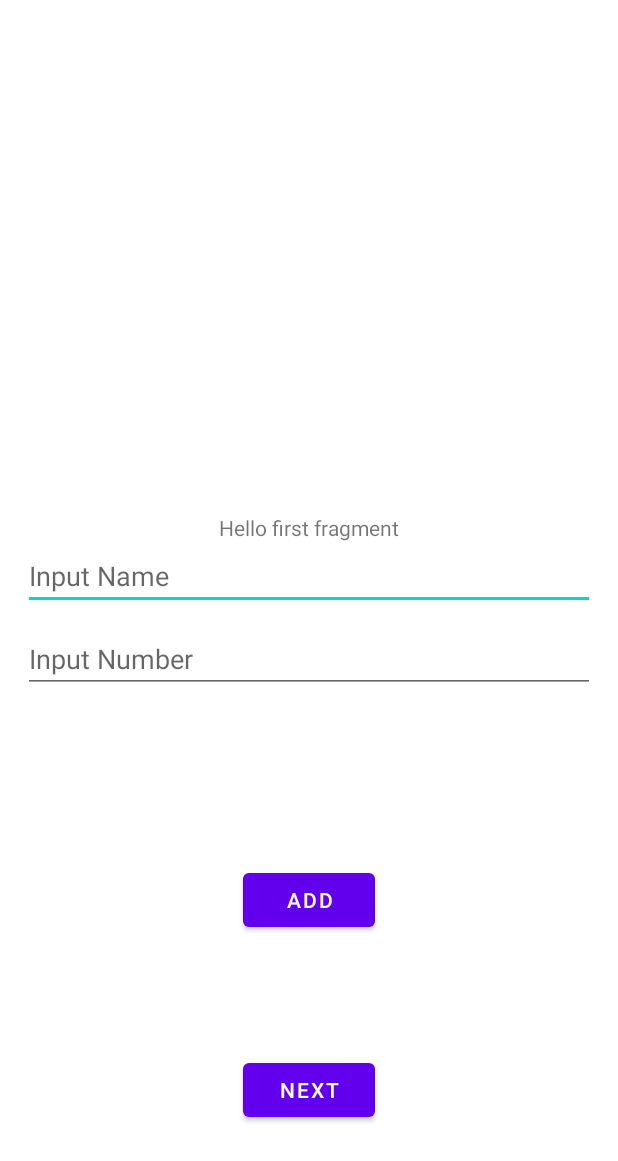
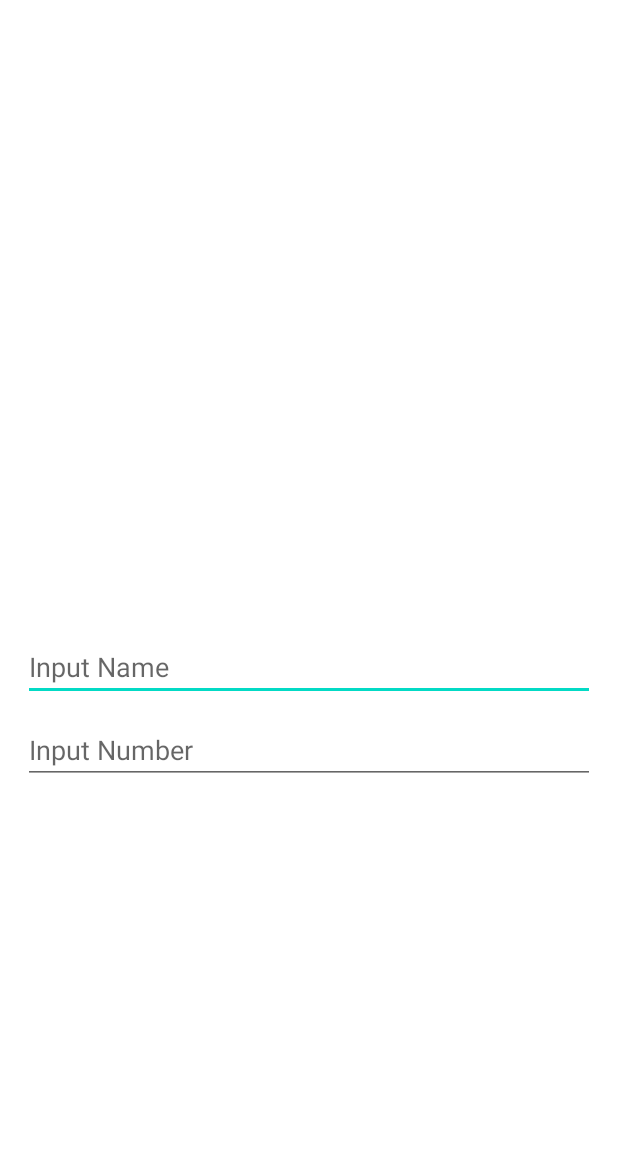
Before and after one commit to thechinh98/android_training, an Android app: the screen it shows after launch (MainActivity), on a phone screen of 412 x 824 dp. Shown: the top 1161 px of the screen. Run offline under Robolectric (Android 15) with nearby library versions, the phone set to English and light mode, and no system bars; our stand-ins replace data binding.

```diff
--- a/app/build.gradle
+++ b/app/build.gradle
@@ -6,6 +6,9 @@ plugins {
 android {
     compileSdk 31
 
+    buildFeatures {
+        dataBinding true
+    }
     defaultConfig {
         applicationId "com.example.myapplication"
         minSdk 21
--- a/app/src/main/java/com/example/myapplication/MainActivity.kt
+++ b/app/src/main/java/com/example/myapplication/MainActivity.kt
@@ -1,5 +1,7 @@
 package com.example.myapplication
 
+import android.os.Bundle
+import android.os.PersistableBundle
 import androidx.appcompat.app.AppCompatActivity
 import androidx.fragment.app.FragmentManager
 import androidx.fragment.app.FragmentTransaction
@@ -12,8 +14,10 @@ interface IFragmentCallBack {
     fun switchFragment(idFragment: Int, textName: String, textPhone: String)
 }
 class MainActivity : AppCompatActivity(R.layout.activity_main), IFragmentCallBack {
-    override fun onResume() {
-        super.onResume()
+
+
+    override fun onCreate(savedInstanceState: Bundle?) {
+        super.onCreate(savedInstanceState)
         val fm: FragmentManager = supportFragmentManager
         val ftAdd: FragmentTransaction = fm.beginTransaction()
         ftAdd.add(R.id.frameLayout, FirstFragment())
--- a/app/src/main/java/com/example/myapplication/fragment/fragment1/FirstFragment.kt
+++ b/app/src/main/java/com/example/myapplication/fragment/fragment1/FirstFragment.kt
@@ -1,29 +1,44 @@
 package com.example.myapplication.fragment.fragment1
 
-import android.content.ContentValues
+import android.content.Context
 import android.os.Bundle
+import android.util.Log
+import android.view.LayoutInflater
 import android.view.View
-import android.widget.Button
-import android.widget.EditText
-import android.widget.Toast
+import android.view.ViewGroup
 import androidx.core.os.bundleOf
+import androidx.databinding.DataBindingUtil
 import androidx.fragment.app.Fragment
 import androidx.fragment.app.activityViewModels
-import com.example.myapplication.IFragmentCallBack
-import com.example.myapplication.MainActivity
+import androidx.lifecycle.ViewModelProvider
+import androidx.lifecycle.ViewModelProviders
 import com.example.myapplication.MainViewModel
 import com.example.myapplication.R
-import com.example.myapplication.content_provider.DictionaryProvider
+import com.example.myapplication.databinding.FragmentFirstBinding
 import com.example.myapplication.util.Constants
 
-/**
- * A simple [Fragment] subclass as the default destination in the navigation.
- */
+
 class FirstFragment : Fragment(R.layout.fragment_first) {
     private val idFragment: Int = Constants.idFragmentFirst
-    lateinit var iFragmentCallBack: IFragmentCallBack
     var string: String = ""
     private val viewModel: MainViewModel by activityViewModels()
+
+    private lateinit var firstFragmentViewModel: FirstFragmentViewModel
+    private var binding: FragmentFirstBinding? = null
+
+    override fun onCreateView(
+        inflater: LayoutInflater,
+        container: ViewGroup?, savedInstanceState: Bundle?
+    ): View? {
+        binding = DataBindingUtil.inflate(
+            inflater, R.layout.fragment_first, container,
+            false
+        )
+        binding?.lifecycleOwner = this
+        firstFragmentViewModel = ViewModelProvider(this).get(FirstFragmentViewModel::class.java)
+        binding?.viewModel = firstFragmentViewModel
+        return binding?.root
+    }
 
     companion object {
         fun instance1(stringText: String): FirstFragment {
@@ -34,39 +49,20 @@ class FirstFragment : Fragment(R.layout.fragment_first) {
         }
     }
 
+    override fun onAttach(context: Context) {
+        super.onAttach(context)
+        firstFragmentViewModel =
+            ViewModelProvider(this).get(FirstFragmentViewModel::class.java)
+
+    }
+
+
     override fun onViewCreated(view: View, savedInstanceState: Bundle?) {
         super.onViewCreated(view, savedInstanceState)
-        if (context is MainActivity) {
-            iFragmentCallBack = context as MainActivity
+
+        firstFragmentViewModel.stringFirst.observe(viewLifecycleOwner) {
+            Log.d("LOG NE", it)
         }
-        arguments?.let {
-            val text = arguments?.getString("text")
-            string = text.toString()
-        }
-        val btnSwitch = view.findViewById<Button>(R.id.button_first)
-        val btnAdd= view.findViewById<Button>(R.id.buttonAdd)
-        val nameEditText = view.findViewById<EditText>(R.id.edtFirst)
-        val phoneEditText = view.findViewById<EditText>(R.id.edtPhone)
-        nameEditText?.setText(string)
-        btnSwitch?.setOnClickListener {
-            val textName = nameEditText?.text.toString()
-            val textPhone = phoneEditText?.text.toString()
-            viewModel.savePreviousValue(textName, textPhone)
-            iFragmentCallBack.switchFragment(idFragment, textName, textPhone)
-        }
-
-        btnAdd.setOnClickListener {
-            val textName = nameEditText?.text.toString()
-            val textPhone = phoneEditText?.text.toString()
-            onClickAdd(textName, textPhone)
-        }
-    }
-
-    private fun onClickAdd(name: String, phone: String){
-        val value = ContentValues()
-        value.put(DictionaryProvider.name, name)
-        value.put(DictionaryProvider.phone, phone)
-        context?.contentResolver?.insert(DictionaryProvider.CONTENT_URI, value)
-        Toast.makeText(context, "ADD $name - $phone", Toast.LENGTH_LONG).show()
+        Log.d("LOG NE", "HELLO")
     }
 }
--- /dev/null
+++ b/app/src/main/java/com/example/myapplication/fragment/fragment1/FirstFragmentViewModel.kt
@@ -0,0 +1,16 @@
+package com.example.myapplication.fragment.fragment1
+
+import androidx.lifecycle.MutableLiveData
+import androidx.lifecycle.ViewModel
+
+class FirstFragmentViewModel : ViewModel(){
+    private var _stringFirst = MutableLiveData<String>()
+    val stringFirst : MutableLiveData<String> get() = _stringFirst
+
+    private val _stringSecond = MutableLiveData<String>()
+    val stringSecond : MutableLiveData<String> get() = _stringSecond
+
+    override fun onCleared() {
+        super.onCleared()
+    }
+}
--- a/app/src/main/res/layout/fragment_first.xml
+++ b/app/src/main/res/layout/fragment_first.xml
@@ -1,4 +1,12 @@
 <?xml version="1.0" encoding="utf-8"?>
+<layout>
+
+    <data>
+        <variable
+            name="viewModel"
+            type="com.example.myapplication.fragment.fragment1.FirstFragmentViewModel" />
+    </data>
+
     <androidx.constraintlayout.widget.ConstraintLayout xmlns:android="http://schemas.android.com/apk/res/android"
         xmlns:app="http://schemas.android.com/apk/res-auto"
         xmlns:tools="http://schemas.android.com/tools"
@@ -10,10 +18,11 @@
             android:id="@+id/textview_first"
             android:layout_width="wrap_content"
             android:layout_height="wrap_content"
-        android:text="@string/hello_first_fragment"
-        app:layout_constraintBottom_toTopOf="@id/button_first"
+            android:text="@{viewModel.stringFirst}"
+            android:textColor="@color/black"
             app:layout_constraintEnd_toEndOf="parent"
             app:layout_constraintStart_toStartOf="parent"
+            app:layout_constraintBottom_toBottomOf="parent"
             app:layout_constraintTop_toTopOf="parent" />
 
         <EditText
@@ -23,6 +32,7 @@
             android:layout_marginHorizontal="15dp"
             android:autofillHints=""
             android:hint="@string/txt_hint_input_name"
+            android:text="@={viewModel.stringFirst}"
             android:inputType="text"
             app:layout_constraintLeft_toLeftOf="parent"
             app:layout_constraintRight_toRightOf="parent"
@@ -41,25 +51,26 @@
             app:layout_constraintRight_toRightOf="parent"
             app:layout_constraintTop_toBottomOf="@id/edtFirst" />
 
-    <Button
-        android:id="@+id/buttonAdd"
-        android:layout_width="wrap_content"
-        android:layout_height="wrap_content"
-        android:layout_marginTop="15dp"
-        android:text="@string/add"
-        app:layout_constraintBottom_toBottomOf="parent"
-        app:layout_constraintEnd_toEndOf="parent"
-        app:layout_constraintStart_toStartOf="parent"
-        app:layout_constraintTop_toBottomOf="@id/textview_first" />
+<!--        <Button-->
+<!--            android:id="@+id/buttonAdd"-->
+<!--            android:layout_width="wrap_content"-->
+<!--            android:layout_height="wrap_content"-->
+<!--            android:layout_marginTop="15dp"-->
+<!--            android:text="@string/add"-->
+<!--            app:layout_constraintBottom_toBottomOf="parent"-->
+<!--            app:layout_constraintEnd_toEndOf="parent"-->
+<!--            app:layout_constraintStart_toStartOf="parent"-->
+<!--            app:layout_constraintTop_toBottomOf="@id/textview_first" />-->
 
-    <Button
-        android:id="@+id/button_first"
-        android:layout_width="wrap_content"
-        android:layout_height="wrap_content"
-        android:layout_marginTop="5dp"
-        android:text="@string/next"
-        app:layout_constraintBottom_toBottomOf="parent"
-        app:layout_constraintEnd_toEndOf="parent"
-        app:layout_constraintStart_toStartOf="parent"
-        app:layout_constraintTop_toBottomOf="@id/buttonAdd" />
+<!--        <Button-->
+<!--            android:id="@+id/button_first"-->
+<!--            android:layout_width="wrap_content"-->
+<!--            android:layout_height="wrap_content"-->
+<!--            android:layout_marginTop="5dp"-->
+<!--            android:text="@string/next"-->
+<!--            app:layout_constraintBottom_toBottomOf="parent"-->
+<!--            app:layout_constraintEnd_toEndOf="parent"-->
+<!--            app:layout_constraintStart_toStartOf="parent"-->
+<!--            app:layout_constraintTop_toBottomOf="@id/buttonAdd" />-->
     </androidx.constraintlayout.widget.ConstraintLayout>
+</layout>
```
Lines whose indentation alone changed are shown as unchanged.
